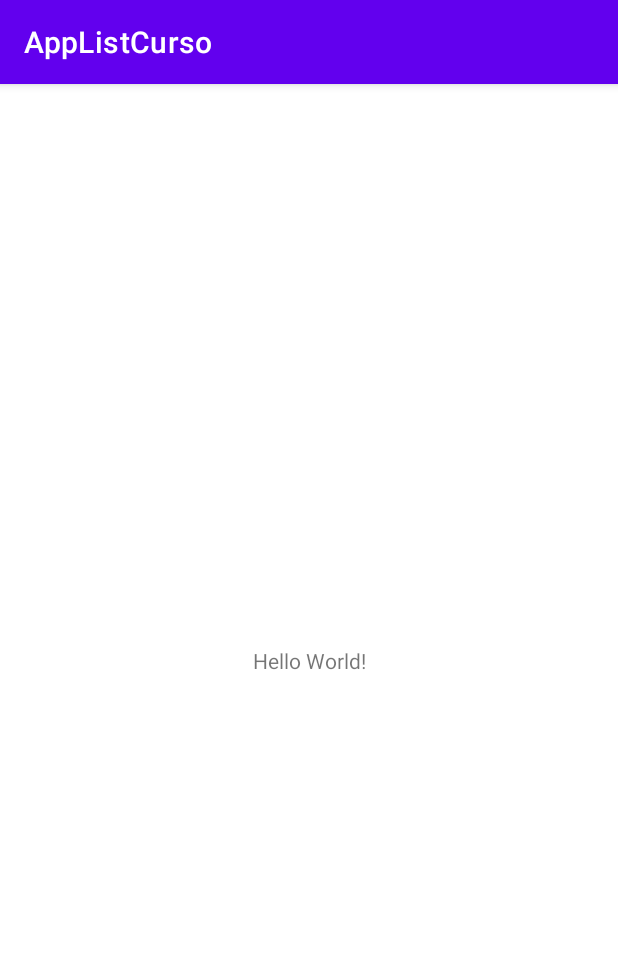
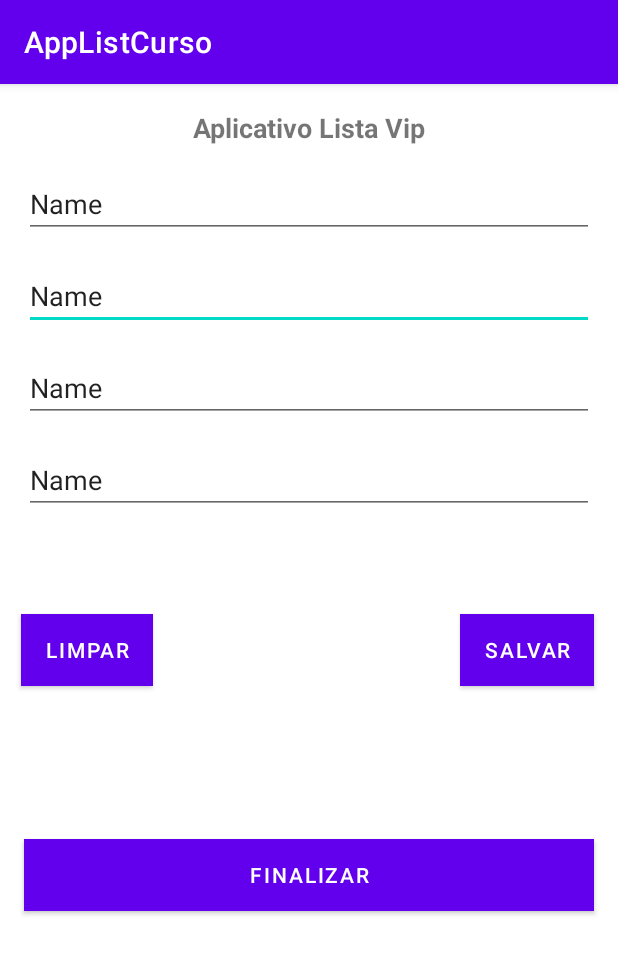
Before and after one commit to acatcesar/AppListCurso, an Android app: the screen it shows after launch (MainActivity), on a phone screen of 412 x 824 dp. Shown: the top 954 px of the screen. Run offline under Robolectric (Android 15) with nearby library versions, the phone set to English and light mode, and no system bars.

Commit message:
criação do layout app

```diff
--- a/app/build.gradle
+++ b/app/build.gradle
@@ -13,7 +13,7 @@ android {
         versionCode 1
         versionName "1.0"
 
-        testInstrumentationRunner "androidx.test.runner.AndroidJUnitRunner"
+
     }
 
     buildTypes {
@@ -33,7 +33,5 @@ dependencies {
     implementation 'androidx.appcompat:appcompat:1.4.1'
     implementation 'com.google.android.material:material:1.5.0'
     implementation 'androidx.constraintlayout:constraintlayout:2.1.3'
-    testImplementation 'junit:junit:4.13.2'
-    androidTestImplementation 'androidx.test.ext:junit:1.1.3'
-    androidTestImplementation 'androidx.test.espresso:espresso-core:3.4.0'
+
 }
--- a/app/src/main/AndroidManifest.xml
+++ b/app/src/main/AndroidManifest.xml
@@ -1,6 +1,9 @@
 <?xml version="1.0" encoding="utf-8"?>
 <manifest xmlns:android="http://schemas.android.com/apk/res/android"
     xmlns:tools="http://schemas.android.com/tools">
+
+
+    <uses-permission android:name="android.permission.INTERNET"/>
 
     <application
         android:allowBackup="true"
--- a/app/src/main/res/layout/activity_main.xml
+++ b/app/src/main/res/layout/activity_main.xml
@@ -7,12 +7,108 @@
     tools:context=".MainActivity">
 
     <TextView
+        android:id="@+id/textView"
         android:layout_width="wrap_content"
         android:layout_height="wrap_content"
-        android:text="Hello World!"
+        android:text="Aplicativo Lista Vip"
+        android:textSize="18sp"
+        android:textStyle="bold"
         app:layout_constraintBottom_toBottomOf="parent"
         app:layout_constraintEnd_toEndOf="parent"
         app:layout_constraintStart_toStartOf="parent"
-        app:layout_constraintTop_toTopOf="parent" />
+        app:layout_constraintTop_toTopOf="parent"
+        app:layout_constraintVertical_bias="0.022" />
+
+    <EditText
+        android:id="@+id/editTextTextPersonName2"
+        android:layout_width="match_parent"
+        android:layout_height="wrap_content"
+        android:layout_margin="16dp"
+        android:ems="10"
+        android:hint="Sobrenome"
+        android:inputType="textPersonName"
+        android:text="Name"
+        app:layout_constraintEnd_toEndOf="parent"
+        app:layout_constraintStart_toStartOf="parent"
+        app:layout_constraintTop_toBottomOf="@+id/editTextTextPersonName" />
+
+    <EditText
+        android:id="@+id/editTextTextPersonName3"
+        android:layout_width="match_parent"
+        android:layout_height="wrap_content"
+        android:layout_margin="16dp"
+        android:ems="10"
+        android:hint="Nome do Curso Desejado"
+        android:inputType="textPersonName"
+        android:text="Name"
+        app:layout_constraintEnd_toEndOf="parent"
+        app:layout_constraintStart_toStartOf="parent"
+        app:layout_constraintTop_toBottomOf="@+id/editTextTextPersonName2" />
+
+    <EditText
+        android:id="@+id/editTextTextPersonName4"
+        android:layout_width="match_parent"
+        android:layout_height="wrap_content"
+        android:layout_margin="16dp"
+        android:ems="10"
+        android:hint="Telefone de Contato"
+        android:inputType="textPersonName"
+        android:text="Name"
+        app:layout_constraintEnd_toEndOf="parent"
+        app:layout_constraintStart_toStartOf="parent"
+        app:layout_constraintTop_toBottomOf="@+id/editTextTextPersonName3" />
+
+
+
+    <EditText
+        android:id="@+id/editTextTextPersonName"
+        android:layout_width="match_parent"
+        android:layout_height="wrap_content"
+        android:layout_margin="16dp"
+        android:ems="10"
+        android:hint="Primeiro Nome"
+        android:inputType="textPersonName"
+        android:text="Name"
+        app:layout_constraintEnd_toEndOf="parent"
+        app:layout_constraintStart_toStartOf="parent"
+        app:layout_constraintTop_toBottomOf="@+id/textView" />
+
+    <Button
+        android:id="@+id/button"
+        android:layout_width="wrap_content"
+        android:layout_height="wrap_content"
+        android:layout_marginEnd="192dp"
+        android:layout_marginBottom="36dp"
+        android:background="@color/corBotoes"
+        android:text="LIMPAR"
+        app:layout_constraintBottom_toTopOf="@+id/button3"
+        app:layout_constraintEnd_toStartOf="@+id/button2"
+        app:layout_constraintHorizontal_bias="0.516"
+        app:layout_constraintStart_toStartOf="parent"
+        app:layout_constraintTop_toBottomOf="@+id/editTextTextPersonName4" />
+
+    <Button
+        android:id="@+id/button2"
+        android:layout_width="wrap_content"
+        android:layout_height="wrap_content"
+        android:layout_marginEnd="16dp"
+        android:layout_marginBottom="36dp"
+        android:background="@color/corBotoes"
+        android:text="SALVAR"
+        app:layout_constraintBottom_toTopOf="@+id/button3"
+        app:layout_constraintEnd_toEndOf="parent"
+        app:layout_constraintTop_toBottomOf="@+id/editTextTextPersonName4" />
+
+    <Button
+        android:id="@+id/button3"
+        android:layout_width="match_parent"
+        android:layout_height="wrap_content"
+        android:layout_margin="16dp"
+        android:background="@color/corBotoes"
+        android:text="FINALIZAR"
+        app:layout_constraintBottom_toBottomOf="parent"
+        app:layout_constraintEnd_toEndOf="parent"
+        app:layout_constraintStart_toStartOf="parent"
+        app:layout_constraintTop_toBottomOf="@+id/editTextTextPersonName4" />
 
 </androidx.constraintlayout.widget.ConstraintLayout>
--- a/app/src/main/res/values/colors.xml
+++ b/app/src/main/res/values/colors.xml
@@ -7,4 +7,5 @@
     <color name="teal_700">#FF018786</color>
     <color name="black">#FF000000</color>
     <color name="white">#FFFFFFFF</color>
+    <color name="corBotoes">#2196F3</color>
 </resources>
```
Also changed, not shown: 2 other files.
